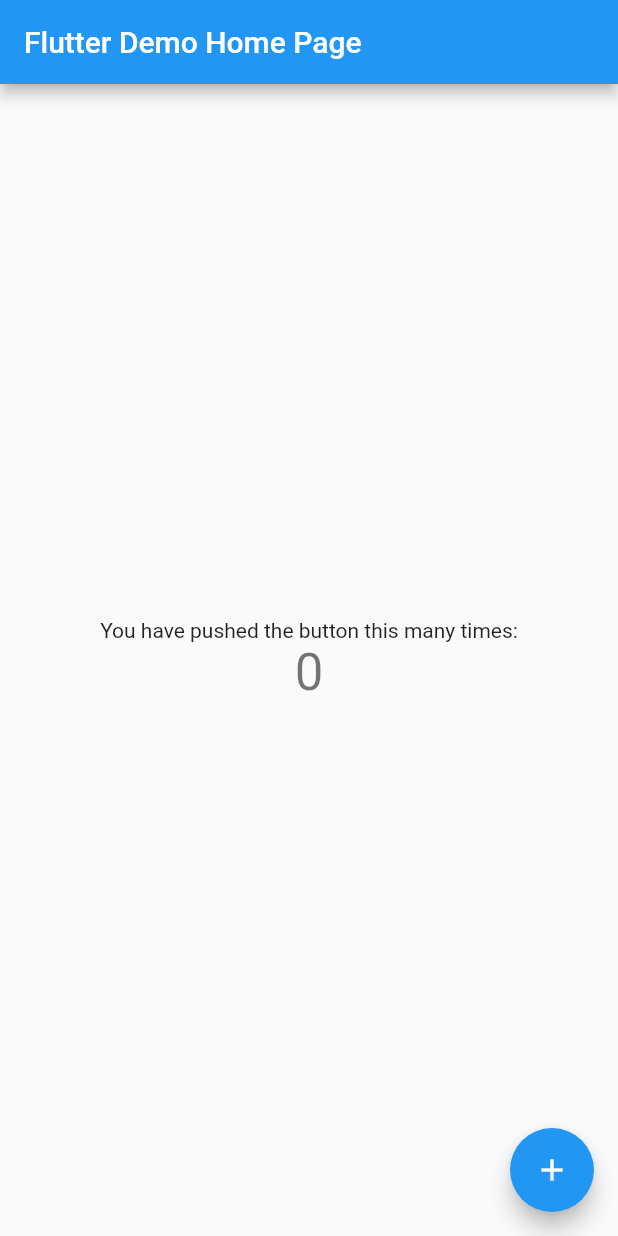
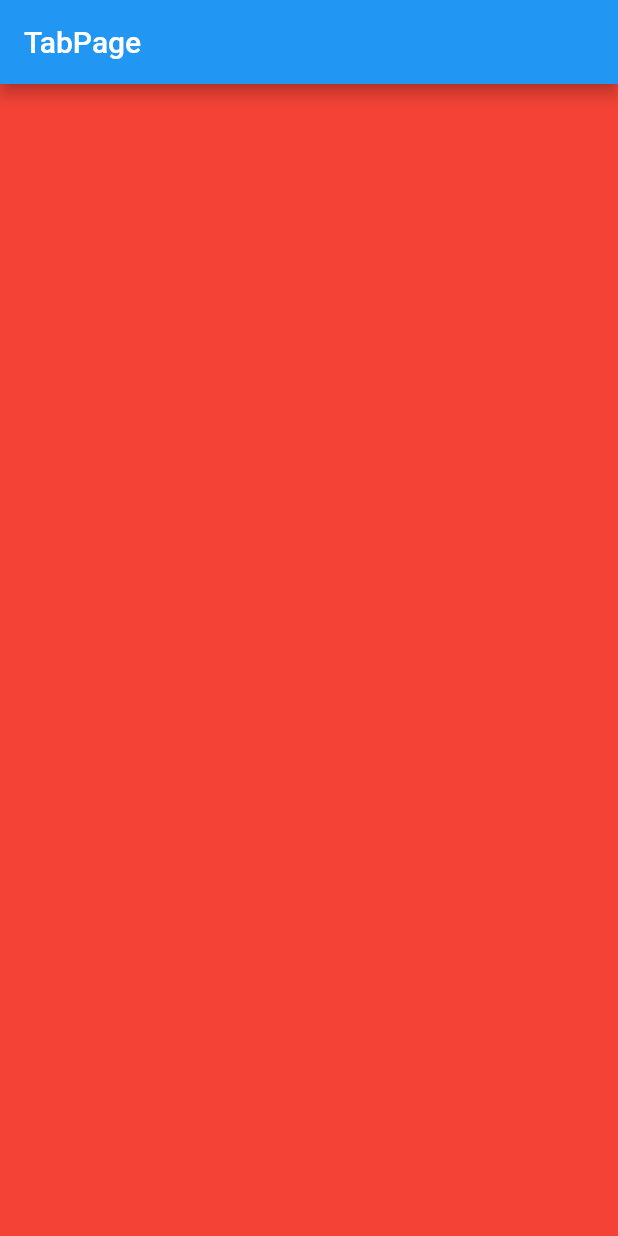
Before and after one commit to csg19921006/household_expenses_app_flutter, a Flutter app: the screen it shows after launch, on a phone screen of 412 x 824 dp. Run offline on Flutter 3.47's test engine with Material 2 defaults, Android fonts, the light colour scheme and no system bars.

Commit message:
create base page

```diff
--- a/household_expenses_app_flutter/lib/main.dart
+++ b/household_expenses_app_flutter/lib/main.dart
@@ -1,115 +1,6 @@
 import 'package:flutter/material.dart';
+import 'package:household_expenses_app_flutter/my_app.dart';
 
 void main() {
   runApp(const MyApp());
 }
-
-class MyApp extends StatelessWidget {
-  const MyApp({Key? key}) : super(key: key);
-
-  // This widget is the root of your application.
-  @override
-  Widget build(BuildContext context) {
-    return MaterialApp(
-      title: 'Flutter Demo',
-      theme: ThemeData(
-        // This is the theme of your application.
-        //
-        // Try running your application with "flutter run". You'll see the
-        // application has a blue toolbar. Then, without quitting the app, try
-        // changing the primarySwatch below to Colors.green and then invoke
-        // "hot reload" (press "r" in the console where you ran "flutter run",
-        // or simply save your changes to "hot reload" in a Flutter IDE).
-        // Notice that the counter didn't reset back to zero; the application
-        // is not restarted.
-        primarySwatch: Colors.blue,
-      ),
-      home: const MyHomePage(title: 'Flutter Demo Home Page'),
-    );
-  }
-}
-
-class MyHomePage extends StatefulWidget {
-  const MyHomePage({Key? key, required this.title}) : super(key: key);
-
-  // This widget is the home page of your application. It is stateful, meaning
-  // that it has a State object (defined below) that contains fields that affect
-  // how it looks.
-
-  // This class is the configuration for the state. It holds the values (in this
-  // case the title) provided by the parent (in this case the App widget) and
-  // used by the build method of the State. Fields in a Widget subclass are
-  // always marked "final".
-
-  final String title;
-
-  @override
-  State<MyHomePage> createState() => _MyHomePageState();
-}
-
-class _MyHomePageState extends State<MyHomePage> {
-  int _counter = 0;
-
-  void _incrementCounter() {
-    setState(() {
-      // This call to setState tells the Flutter framework that something has
-      // changed in this State, which causes it to rerun the build method below
-      // so that the display can reflect the updated values. If we changed
-      // _counter without calling setState(), then the build method would not be
-      // called again, and so nothing would appear to happen.
-      _counter++;
-    });
-  }
-
-  @override
-  Widget build(BuildContext context) {
-    // This method is rerun every time setState is called, for instance as done
-    // by the _incrementCounter method above.
-    //
-    // The Flutter framework has been optimized to make rerunning build methods
-    // fast, so that you can just rebuild anything that needs updating rather
-    // than having to individually change instances of widgets.
-    return Scaffold(
-      appBar: AppBar(
-        // Here we take the value from the MyHomePage object that was created by
-        // the App.build method, and use it to set our appbar title.
-        title: Text(widget.title),
-      ),
-      body: Center(
-        // Center is a layout widget. It takes a single child and positions it
-        // in the middle of the parent.
-        child: Column(
-          // Column is also a layout widget. It takes a list of children and
-          // arranges them vertically. By default, it sizes itself to fit its
-          // children horizontally, and tries to be as tall as its parent.
-          //
-          // Invoke "debug painting" (press "p" in the console, choose the
-          // "Toggle Debug Paint" action from the Flutter Inspector in Android
-          // Studio, or the "Toggle Debug Paint" command in Visual Studio Code)
-          // to see the wireframe for each widget.
-          //
-          // Column has various properties to control how it sizes itself and
-          // how it positions its children. Here we use mainAxisAlignment to
-          // center the children vertically; the main axis here is the vertical
-          // axis because Columns are vertical (the cross axis would be
-          // horizontal).
-          mainAxisAlignment: MainAxisAlignment.center,
-          children: <Widget>[
-            const Text(
-              'You have pushed the button this many times:',
-            ),
-            Text(
-              '$_counter',
-              style: Theme.of(context).textTheme.headline4,
-            ),
-          ],
-        ),
-      ),
-      floatingActionButton: FloatingActionButton(
-        onPressed: _incrementCounter,
-        tooltip: 'Increment',
-        child: const Icon(Icons.add),
-      ), // This trailing comma makes auto-formatting nicer for build methods.
-    );
-  }
-}
--- /dev/null
+++ b/household_expenses_app_flutter/lib/my_app.dart
@@ -0,0 +1,27 @@
+import 'package:flutter/material.dart';
+import 'package:household_expenses_app_flutter/ui/tab/tab_page.dart';
+
+class MyApp extends StatelessWidget {
+  const MyApp({Key? key}) : super(key: key);
+
+  // This widget is the root of your application.
+  @override
+  Widget build(BuildContext context) {
+    return MaterialApp(
+      title: 'Flutter Demo',
+      theme: ThemeData(
+        // This is the theme of your application.
+        //
+        // Try running your application with "flutter run". You'll see the
+        // application has a blue toolbar. Then, without quitting the app, try
+        // changing the primarySwatch below to Colors.green and then invoke
+        // "hot reload" (press "r" in the console where you ran "flutter run",
+        // or simply save your changes to "hot reload" in a Flutter IDE).
+        // Notice that the counter didn't reset back to zero; the application
+        // is not restarted.
+        primarySwatch: Colors.blue,
+      ),
+      home: const TabPage(),
+    );
+  }
+}
--- /dev/null
+++ b/household_expenses_app_flutter/lib/ui/base_stateless_widget.dart
@@ -0,0 +1,28 @@
+import 'package:flutter/material.dart';
+
+abstract class BasePage extends StatefulWidget {
+  const BasePage({Key? key}) : super(key: key);
+}
+
+abstract class BaseState<Page extends BasePage> extends State<Page> {
+  String screenName();
+}
+
+mixin BasicPage<Page extends BasePage> on BaseState<Page> {
+  @override
+  Widget build(BuildContext context) {
+    return Scaffold(
+      appBar: AppBar(
+        title: Text(screenName()),
+      ),
+      body: Container(
+        child: body(),
+        color: Colors.amber,
+      ),
+      floatingActionButton: fab(),
+    );
+  }
+
+  Widget body();
+  Widget fab() => Container();
+}
--- /dev/null
+++ b/household_expenses_app_flutter/lib/ui/tab/tab_page.dart
@@ -0,0 +1,21 @@
+import 'package:flutter/material.dart';
+import 'package:household_expenses_app_flutter/ui/base_stateless_widget.dart';
+
+class TabPage extends BasePage {
+  const TabPage({Key? key}) : super(key: key);
+
+  @override
+  _TabPageState createState() => _TabPageState();
+}
+
+class _TabPageState extends BaseState<TabPage> with BasicPage {
+  @override
+  Widget body() {
+    return Container(color: Colors.red);
+  }
+
+  @override
+  String screenName() {
+    return 'TabPage';
+  }
+}
```
Also changed, not shown: 1 other file.
